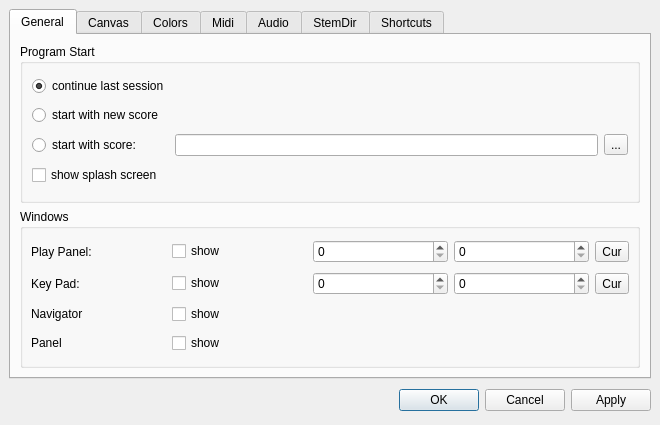
Old version of the form mscore/mscore/prefsdialog.ui in the repository musescore/musescore-old.
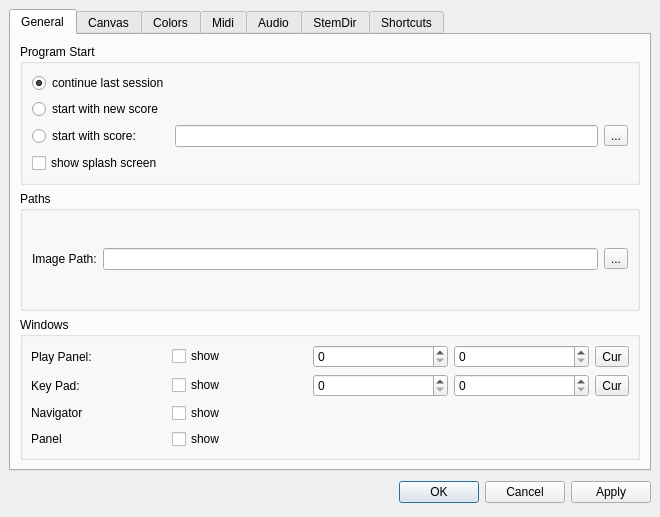
New version of the form. The open tabs and pages were chosen to show the change. Icons and pictures are not drawn. Custom widgets are drawn as their Qt base class.

Diff of the .ui file:
```diff
--- a/mscore/mscore/prefsdialog.ui
+++ b/mscore/mscore/prefsdialog.ui
@@ -6,7 +6,7 @@
     <x>0</x>
     <y>0</y>
     <width>660</width>
-    <height>425</height>
+    <height>517</height>
    </rect>
   </property>
   <property name="windowTitle" >
@@ -127,6 +127,38 @@
          </layout>
         </widget>
        </item>
+       <item>
+        <widget class="QGroupBox" name="groupBox_6" >
+         <property name="title" >
+          <string>Paths</string>
+         </property>
+         <property name="flat" >
+          <bool>true</bool>
+         </property>
+         <layout class="QGridLayout" >
+          <item row="0" column="0" >
+           <widget class="QLabel" name="label_9" >
+            <property name="text" >
+             <string>Image Path:</string>
+            </property>
+           </widget>
+          </item>
+          <item row="0" column="1" >
+           <widget class="QLineEdit" name="imagePath" />
+          </item>
+          <item row="0" column="2" >
+           <widget class="QToolButton" name="imagePathButton" >
+            <property name="text" >
+             <string>...</string>
+            </property>
+            <property name="icon" >
+             <iconset resource="mscore.qrc" >:/data/fileopen.svg</iconset>
+            </property>
+           </widget>
+          </item>
+         </layout>
+        </widget>
+       </item>
        <item>
         <widget class="QGroupBox" name="groupBox" >
          <property name="title" >
```
Left out of the diff: 2 changed lines with no effect on the pictures.
